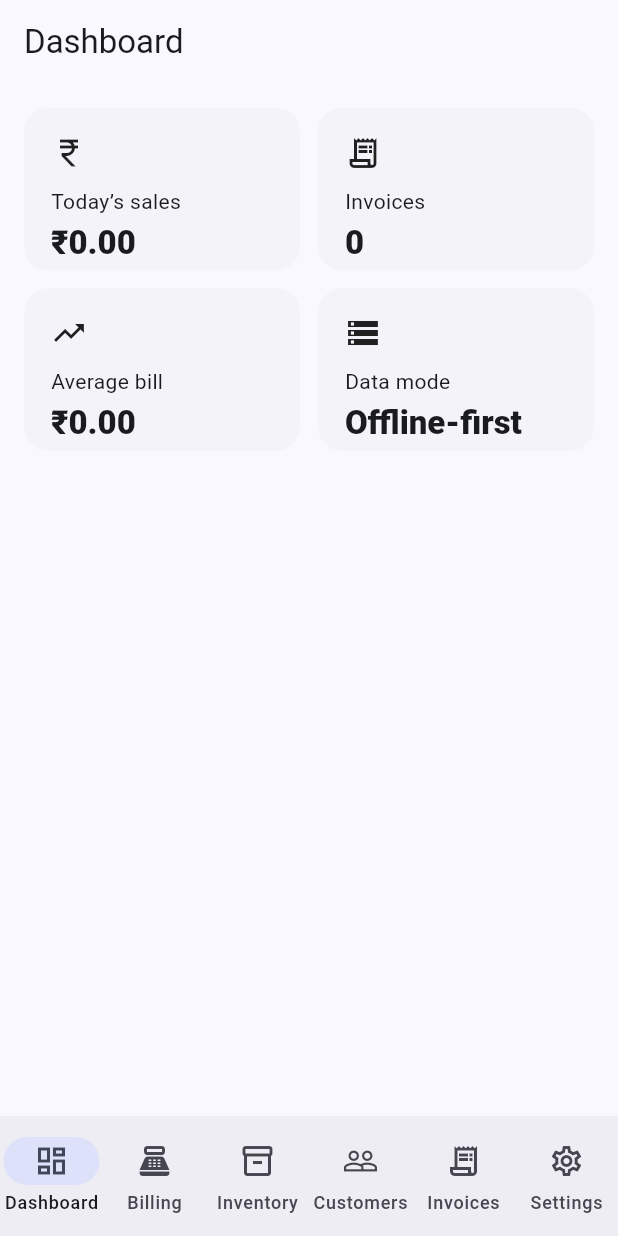
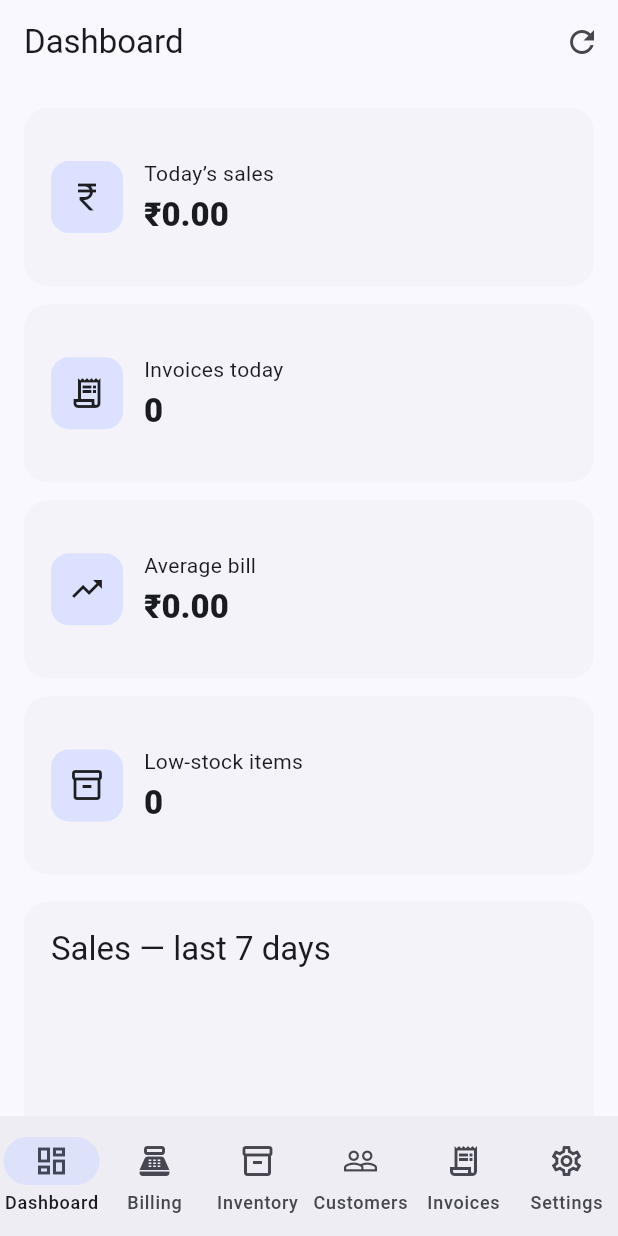
Before and after one commit to shinuXcode/shop-inventory-app, a Flutter app: the screen it shows after launch, on a phone screen of 412 x 824 dp. Run offline on Flutter 3.47's test engine with Material 3 defaults, Android fonts, the phone set to English and light mode, and no system bars; our stand-ins replace connectivity_plus, drift, flutter_riverpod, pdf, printing, shared_preferences; accounts and stored records are empty; generated files the repository leaves out were written again.

Commit message:
feat: expand dashboard analytics

```diff
--- a/lib/features/dashboard/dashboard.dart
+++ b/lib/features/dashboard/dashboard.dart
@@ -1,5 +1,6 @@
 import 'package:flutter/material.dart';
 import 'package:flutter_riverpod/flutter_riverpod.dart';
+import 'package:intl/intl.dart';
 import '../../app.dart';
 
 class DashboardPage extends ConsumerWidget {
@@ -9,43 +10,156 @@ class DashboardPage extends ConsumerWidget {
   Widget build(BuildContext context, WidgetRef ref) {
     final db = ref.watch(databaseProvider);
     return Scaffold(
-      appBar: AppBar(title: const Text('Dashboard')),
+      appBar: AppBar(
+        title: const Text('Dashboard'),
+        actions: [
+          IconButton(
+            tooltip: 'Refresh',
+            onPressed: () => (context as Element).markNeedsBuild(),
+            icon: const Icon(Icons.refresh_outlined),
+          ),
+        ],
+      ),
       body: FutureBuilder(
-        future: db.recentInvoices(limit: 100),
+        future: db.recentInvoices(limit: 500),
         builder: (context, snap) {
-          if (!snap.hasData) return const Center(child: CircularProgressIndicator());
-          final invoices = snap.data!;
-          final d = DateTime.now();
+          if (snap.connectionState != ConnectionState.done) {
+            return const Center(child: CircularProgressIndicator());
+          }
+          if (snap.hasError) return Center(child: Text('Failed to load dashboard: ' + snap.error.toString()));
+          final invoices = snap.data ?? const [];
+          final now = DateTime.now();
           final today = invoices.where((x) =>
-            x.createdAt.year == d.year &&
-            x.createdAt.month == d.month &&
-            x.createdAt.day == d.day);
+            x.createdAt.year == now.year &&
+            x.createdAt.month == now.month &&
+            x.createdAt.day == now.day).toList();
           final sales = today.fold<int>(0, (s, x) => s + x.totalMinor);
-          return GridView.count(
-            padding: const EdgeInsets.all(16),
-            crossAxisCount: MediaQuery.sizeOf(context).width > 1100 ? 4 : 2,
-            crossAxisSpacing: 12, mainAxisSpacing: 12, childAspectRatio: 1.7,
-            children: [
-              _metric(context, 'Today’s sales', '₹' + (sales / 100).toStringAsFixed(2), Icons.currency_rupee),
-              _metric(context, 'Invoices', today.length.toString(), Icons.receipt_long_outlined),
-              _metric(context, 'Average bill',
-                today.isEmpty ? '₹0.00' : '₹' + (sales / 100 / today.length).toStringAsFixed(2),
-                Icons.trending_up),
-              _metric(context, 'Data mode', 'Offline-first', Icons.storage_outlined),
-            ],
+          final lowStockFuture = db.lowStockCount();
+
+          return FutureBuilder<int>(
+            future: lowStockFuture,
+            builder: (context, lowSnap) {
+              final lowStock = lowSnap.data ?? 0;
+              final daily = List<int>.generate(7, (index) {
+                final date = DateTime(now.year, now.month, now.day).subtract(Duration(days: 6 - index));
+                return invoices.where((x) =>
+                  x.createdAt.year == date.year &&
+                  x.createdAt.month == date.month &&
+                  x.createdAt.day == date.day)
+                  .fold<int>(0, (sum, x) => sum + x.totalMinor);
+              });
+              final maxDay = daily.fold<int>(0, (a, b) => a > b ? a : b);
+
+              return ListView(
+                padding: const EdgeInsets.all(16),
+                children: [
+                  LayoutBuilder(builder: (context, constraints) {
+                    final columns = constraints.maxWidth >= 1100 ? 4 : constraints.maxWidth >= 650 ? 2 : 1;
+                    return GridView.count(
+                      crossAxisCount: columns,
+                      shrinkWrap: true,
+                      physics: const NeverScrollableScrollPhysics(),
+                      crossAxisSpacing: 12,
+                      mainAxisSpacing: 12,
+                      childAspectRatio: columns == 1 ? 3.2 : 1.8,
+                      children: [
+                        _metric(context, 'Today’s sales', '₹' + (sales / 100).toStringAsFixed(2), Icons.currency_rupee_outlined),
+                        _metric(context, 'Invoices today', today.length.toString(), Icons.receipt_long_outlined),
+                        _metric(context, 'Average bill', today.isEmpty ? '₹0.00' : '₹' + (sales / 100 / today.length).toStringAsFixed(2), Icons.trending_up_outlined),
+                        _metric(context, 'Low-stock items', lowStock.toString(), Icons.inventory_2_outlined),
+                      ],
+                    );
+                  }),
+                  const SizedBox(height: 18),
+                  Card(
+                    child: Padding(
+                      padding: const EdgeInsets.all(18),
+                      child: Column(crossAxisAlignment: CrossAxisAlignment.start, children: [
+                        Text('Sales — last 7 days', style: Theme.of(context).textTheme.titleLarge),
+                        const SizedBox(height: 18),
+                        SizedBox(
+                          height: 170,
+                          child: Row(
+                            crossAxisAlignment: CrossAxisAlignment.end,
+                            children: List.generate(7, (index) {
+                              final value = daily[index];
+                              final factor = maxDay == 0 ? 0.0 : value / maxDay;
+                              final date = DateTime(now.year, now.month, now.day).subtract(Duration(days: 6 - index));
+                              return Expanded(child: Padding(
+                                padding: const EdgeInsets.symmetric(horizontal: 5),
+                                child: Column(mainAxisAlignment: MainAxisAlignment.end, children: [
+                                  Text(
+                                    '₹' + (value / 100).toStringAsFixed(0),
+                                    style: Theme.of(context).textTheme.labelSmall,
+                                  ),
+                                  const SizedBox(height: 4),
+                                  FractionallySizedBox(
+                                    widthFactor: 0.8,
+                                    child: Container(
+                                      height: 95 * factor + 4,
+                                      decoration: BoxDecoration(
+                                        borderRadius: BorderRadius.circular(8),
+                                        color: Theme.of(context).colorScheme.primaryContainer,
+                                      ),
+                                    ),
+                                  ),
+                                  const SizedBox(height: 6),
+                                  Text(DateFormat('EEE').format(date), style: Theme.of(context).textTheme.labelSmall),
+                                ]),
+                              ));
+                            }),
+                          ),
+                        ),
+                      ]),
+                    ),
+                  ),
+                  const SizedBox(height: 18),
+                  Text('Recent invoices', style: Theme.of(context).textTheme.titleLarge),
+                  const SizedBox(height: 10),
+                  ...invoices.take(8).map((x) => Card(
+                    margin: const EdgeInsets.only(bottom: 8),
+                    child: ListTile(
+                      leading: const Icon(Icons.receipt_long_outlined),
+                      title: Text(x.invoiceNumber),
+                      subtitle: Text(x.createdAt.toLocal().toString()),
+                      trailing: Text(
+                        '₹' + (x.totalMinor / 100).toStringAsFixed(2),
+                        style: const TextStyle(fontWeight: FontWeight.w700),
+                      ),
+                    ),
+                  )),
+                ],
+              );
+            },
           );
         },
       ),
     );
   }
 
-  Widget _metric(BuildContext c, String t, String v, IconData i) => Card(
+  Widget _metric(BuildContext c, String title, String value, IconData icon) => Card(
     child: Padding(
       padding: const EdgeInsets.all(18),
-      child: Column(crossAxisAlignment: CrossAxisAlignment.start, mainAxisAlignment: MainAxisAlignment.center,
-        children: [Icon(i), const SizedBox(height: 10), Text(t), const SizedBox(height: 4),
-          Text(v, style: Theme.of(c).textTheme.titleLarge?.copyWith(fontWeight: FontWeight.w800))],
-      ),
+      child: Row(children: [
+        Container(
+          padding: const EdgeInsets.all(12),
+          decoration: BoxDecoration(
+            color: Theme.of(c).colorScheme.primaryContainer,
+            borderRadius: BorderRadius.circular(12),
+          ),
+          child: Icon(icon),
+        ),
+        const SizedBox(width: 14),
+        Expanded(child: Column(
+          crossAxisAlignment: CrossAxisAlignment.start,
+          mainAxisAlignment: MainAxisAlignment.center,
+          children: [
+            Text(title, maxLines: 1, overflow: TextOverflow.ellipsis),
+            const SizedBox(height: 4),
+            Text(value, style: Theme.of(c).textTheme.titleLarge?.copyWith(fontWeight: FontWeight.w800)),
+          ],
+        )),
+      ]),
     ),
   );
 }
```
